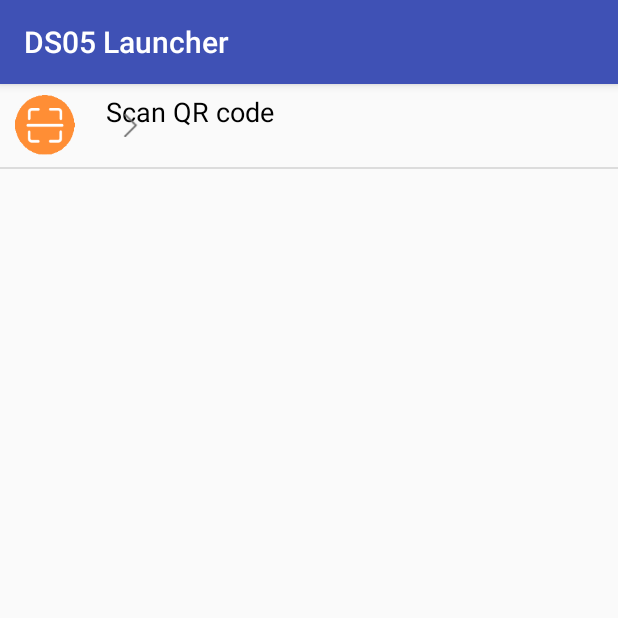
After one commit to zhulantechnology/MyLauncher, an Android app: the fragment SettingsFragment shown on its own in the app's theme, on a phone screen of 412 x 824 dp, the top half of it. The commit adds this screen. Run offline under Robolectric (Android 15) with nearby library versions, the phone set to English and light mode, and no system bars; 1 statement that could not run was skipped.

Commit message:
add 1st setting preference menu
Signed-off-by: Jeffreywangjun <wangjunahasd@163.com>

```diff
--- a/app/src/main/AndroidManifest.xml
+++ b/app/src/main/AndroidManifest.xml
@@ -17,7 +17,8 @@
                 <category android:name="android.intent.category.LAUNCHER" />
             </intent-filter>
         </activity>
-        <activity android:name=".ModuleBaseActivity"></activity>
+        <activity android:name=".ModuleBaseActivity" />
+        <activity android:name=".ui.setting.SettingsActivity"></activity>
     </application>
 
 </manifest>
--- a/app/src/main/java/com/ds05/mylauncher/ModuleBaseFragment.java
+++ b/app/src/main/java/com/ds05/mylauncher/ModuleBaseFragment.java
@@ -18,12 +18,13 @@ public class ModuleBaseFragment extends PreferenceFragment {
     @Override
     public void onCreate(Bundle savedInstanceState) {
         super.onCreate(savedInstanceState);
-        mModuleActivity = (ModuleBaseActivity)getActivity();
+        mModuleActivity = (ModuleBaseActivity) getActivity();
     }
 
     public void jumpToFragment(ModuleBaseFragment frag) {
         mModuleActivity.jumpToFragment(frag);
     }
+
     public void jumpToFragment(Fragment frag) {
         mModuleActivity.jumpToFragment(frag);
     }
@@ -31,6 +32,7 @@ public class ModuleBaseFragment extends PreferenceFragment {
     public void setTitle(int resId) {
         mModuleActivity.setTitle(resId);
     }
+
     public void showTitleBar() {
         mModuleActivity.showTitleBar();
     }
--- a/app/src/main/java/com/ds05/mylauncher/TitleBarManager.java
+++ b/app/src/main/java/com/ds05/mylauncher/TitleBarManager.java
@@ -3,6 +3,8 @@ package com.ds05.mylauncher;
 import android.app.Activity;
 import android.view.View;
 import android.widget.TextView;
+
+import com.ds05.mylauncher.R;
 
 /**
  * Created by Jun.wang on 2018/5/1.
--- /dev/null
+++ b/app/src/main/java/com/ds05/mylauncher/ui/setting/SettingsFragment.java
@@ -0,0 +1,18 @@
+package com.ds05.mylauncher.ui.setting;
+
+import android.os.Bundle;
+
+import com.ds05.mylauncher.ModuleBaseFragment;
+import com.ds05.mylauncher.R;
+
+/**
+ * Created by Jun.wang on 2018/5/2.
+ */
+
+public class SettingsFragment extends ModuleBaseFragment {
+    @Override
+    public void onCreate(Bundle savedInstanceState) {
+        super.onCreate(savedInstanceState);
+        addPreferencesFromResource(R.xml.settings_fragment);
+    }
+}
--- /dev/null
+++ b/app/src/main/res/layout/icon_preference_layout.xml
@@ -0,0 +1,61 @@
+<?xml version="1.0" encoding="utf-8"?>
+<LinearLayout xmlns:android="http://schemas.android.com/apk/res/android"
+    android:layout_width="match_parent"
+    android:layout_height="@dimen/pref_item_height"
+    android:gravity="center_vertical"
+    android:orientation="horizontal">
+
+    <ImageView
+        android:id="@android:id/icon"
+        android:layout_width="@dimen/pref_icon_size"
+        android:layout_height="@dimen/pref_icon_size"
+        android:layout_gravity="center_vertical"
+        android:layout_marginLeft="10dp"
+        android:layout_marginRight="5dp" />
+
+    <RelativeLayout
+        android:layout_width="wrap_content"
+        android:layout_height="wrap_content"
+        android:layout_marginBottom="6.0dip"
+        android:layout_marginLeft="15.0dip"
+        android:layout_marginRight="6.0dip"
+        android:layout_marginTop="6.0dip"
+        android:layout_weight="1.0">
+
+        <LinearLayout
+            android:layout_width="wrap_content"
+            android:layout_height="wrap_content"
+            android:orientation="vertical">
+
+            <TextView
+                android:id="@android:id/title"
+                android:layout_width="wrap_content"
+                android:layout_height="wrap_content"
+                android:ellipsize="marquee"
+                android:fadingEdge="horizontal"
+                android:singleLine="true"
+                android:textColor="#ff000000"
+                android:textSize="18.0sp" />
+
+            <TextView
+                android:id="@android:id/summary"
+                android:layout_width="wrap_content"
+                android:layout_height="wrap_content"
+                android:ellipsize="marquee"
+                android:fadingEdge="horizontal"
+                android:singleLine="true"
+                android:textColor="#ff000000"
+                android:textSize="12.0sp" />
+        </LinearLayout>
+
+        <LinearLayout
+            android:id="@android:id/widget_frame"
+            android:layout_width="wrap_content"
+            android:layout_height="fill_parent"
+            android:gravity="center_vertical"
+            android:orientation="vertical" />
+
+    </RelativeLayout>
+
+
+</LinearLayout>
--- /dev/null
+++ b/app/src/main/res/layout/widget_layout_more_arrow.xml
@@ -0,0 +1,10 @@
+<?xml version="1.0" encoding="utf-8"?>
+<ImageView xmlns:android="http://schemas.android.com/apk/res/android"
+    android:layout_width="@dimen/dime_pref_more_icon_size"
+    android:layout_height="@dimen/dime_pref_more_icon_size"
+    android:layout_gravity="center"
+    android:layout_marginLeft="10dip"
+    android:layout_marginRight="15dip"
+    android:background="@drawable/ic_more_arrow">
+
+</ImageView>
--- /dev/null
+++ b/app/src/main/res/xml/settings_fragment.xml
@@ -0,0 +1,11 @@
+<?xml version="1.0" encoding="utf-8"?>
+<PreferenceScreen xmlns:android="http://schemas.android.com/apk/res/android">
+    <Preference
+        android:key="key_settings_scan_qr_code"
+        android:icon="@drawable/ic_menu_scan_qr_code"
+        android:layout="@layout/icon_preference_layout"
+        android:widgetLayout="@layout/widget_layout_more_arrow"
+        android:title="@string/settings_str_scan_qr_code"
+        />
+
+</PreferenceScreen>
```
Also changed, not shown: app/src/main/java/com/ds05/mylauncher/ui/home/DesktopFragment.java (+36 -1 lines), app/src/main/java/com/ds05/mylauncher/ui/setting/SettingsActivity.java (added, +16 -0 lines), app/src/main/res/layout/module_layout.xml (+10 -7 lines), app/src/main/res/drawable-mdpi/ic_menu_scan_qr_code.png (added), app/src/main/res/drawable-mdpi/ic_more_arrow.png (added).
